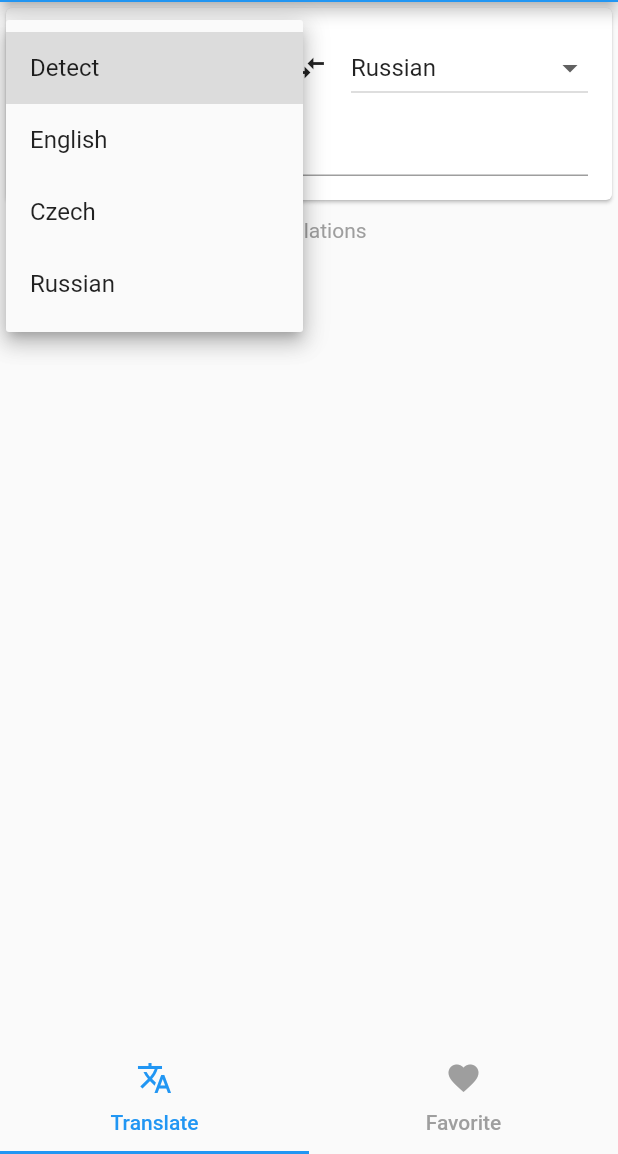
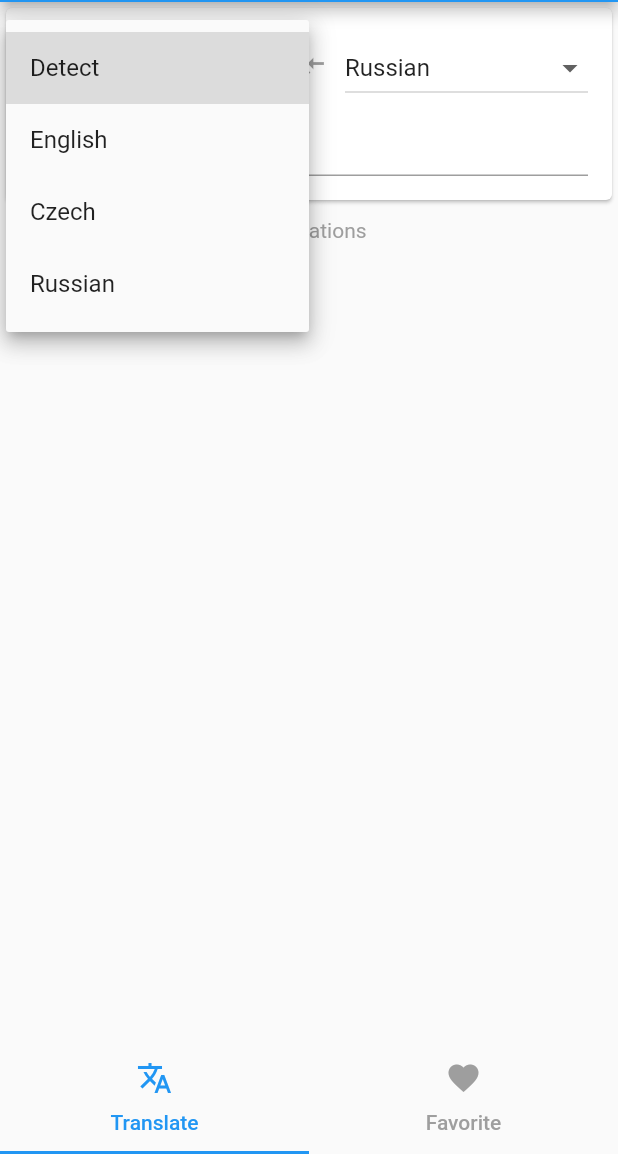
Before and after one commit to asinel/super_translator, a Flutter app: the screen it shows after launch, after a tap on "Detect", on a phone screen of 412 x 824 dp, the part 82-1236 px from its top. Run offline on Flutter 3.47's test engine with Material 2 defaults, Android fonts, the phone set to English and light mode, and no system bars; our stand-ins replace equatable, flutter_bloc, flutter_dotenv.

Commit message:
Swap languages button

```diff
--- a/lib/domain/translator/translator_cubit.dart
+++ b/lib/domain/translator/translator_cubit.dart
@@ -17,6 +17,8 @@ class TranslatorCubit extends Cubit<TranslatorState> {
 
   void changeToLanguage(Language newLanguage) => emit(TranslatorState(fromLanguage: state.fromLanguage, toLanguage: newLanguage, text: state.text, translations: state.translations));
 
+  void swapLanguages() => emit(TranslatorState(fromLanguage: state.toLanguage, toLanguage: state.fromLanguage, text: state.text, translations: state.translations));
+
   void submitText(String text) async {
     try {
       var translated = await translatorRepository.translate(text, state.fromLanguage, state.toLanguage);
--- a/lib/presentation/translator_screen.dart
+++ b/lib/presentation/translator_screen.dart
@@ -33,9 +33,11 @@ class TranslatorScreen extends StatelessWidget {
                           isExpanded: true,
                         )
                       ),
-                      Container(
-                        padding: EdgeInsets.symmetric(horizontal: 16.0),
-                        child: Icon(Icons.compare_arrows),
+                      IconButton(
+                        icon: Icon(Icons.compare_arrows),
+                        onPressed: state.fromLanguage.code != 'auto' ?
+                            () { context.read<TranslatorCubit>().swapLanguages(); }
+                            : null,
                       ),
                       Expanded(
                         child: DropdownButton<Language>(
```
